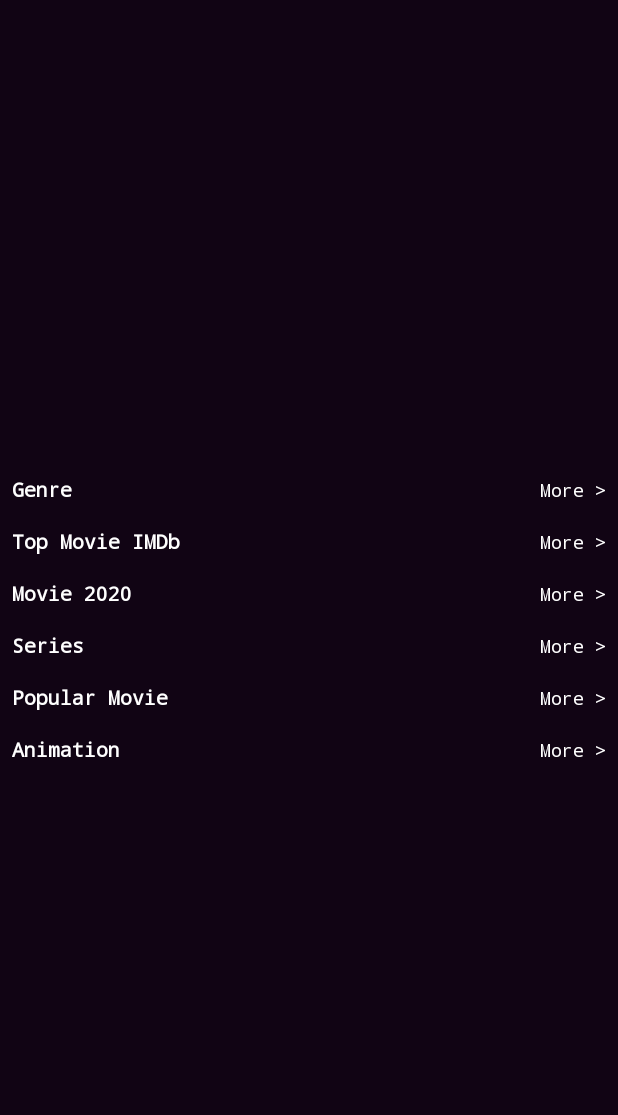
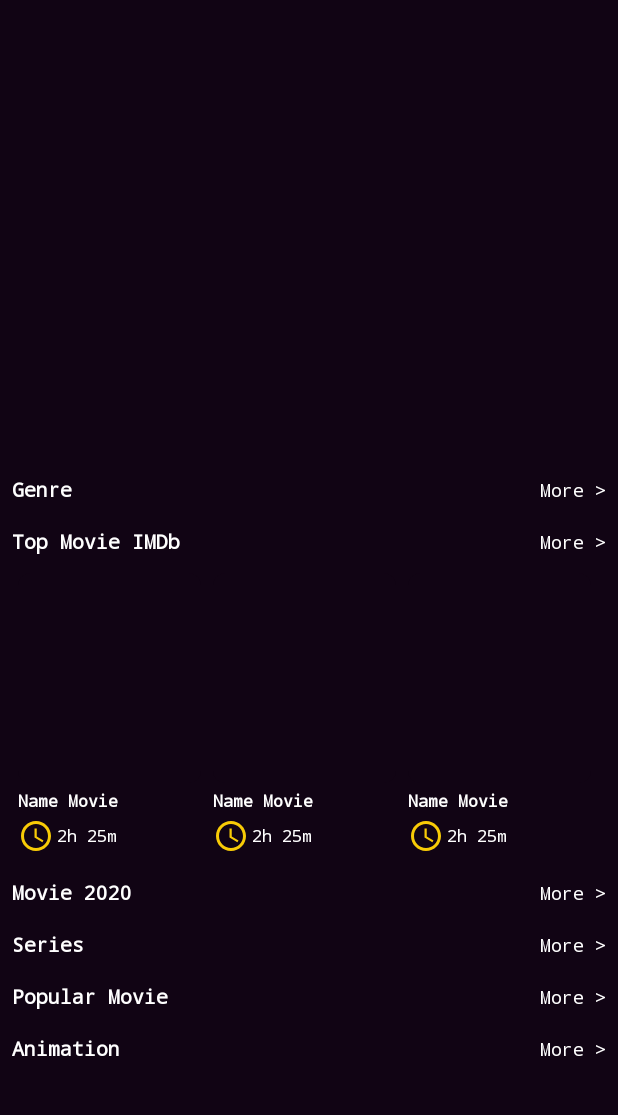
Before and after one commit to emamagic/MVI_Project, an Android app: the layout fragment_home.xml on its own in the app's theme, with its tools: preview values and no code run, on a phone screen of 412 x 824 dp, the part 56-1171 px from its top. Run offline under Robolectric (Android 15) with nearby library versions, the phone set to English and light mode, and no system bars; network calls fail.

Commit message:
movie_added

```diff
--- a/app/src/main/java/com/emamagic/moviestreaming/db/dao/MovieDao.kt
+++ b/app/src/main/java/com/emamagic/moviestreaming/db/dao/MovieDao.kt
@@ -9,7 +9,7 @@ import kotlinx.coroutines.flow.Flow
 @Dao
 abstract class MovieDao: BaseDao<MovieEntity> {
 
-    @Query("SELECT * FROM table_movie")
-    abstract fun getAllMovie(): Flow<List<MovieEntity>>
+    @Query("SELECT * FROM table_movie WHERE category_name = :category")
+    abstract fun getMovie(category: String): Flow<List<MovieEntity>>
 
 }
--- a/app/src/main/java/com/emamagic/moviestreaming/repository/home/HomeRepositoryImpl.kt
+++ b/app/src/main/java/com/emamagic/moviestreaming/repository/home/HomeRepositoryImpl.kt
@@ -34,7 +34,7 @@ class HomeRepositoryImpl @Inject constructor(
 
     override fun getMovies(category: String): Flow<ResultWrapper<List<MovieEntity>>> {
         return performOperation(
-            databaseQuery = { movieDao.getAllMovie().toResult(this) },
+            databaseQuery = { movieDao.getMovie(category).toResult(this) },
             networkCall = { homeApi.getMovies(category).toResult(this) },
             saveCallResult = { movieDao.upsert(movieDto.mapFromEntityList(it.movie_streaming)) }
         )
--- a/app/src/main/java/com/emamagic/moviestreaming/ui/home/HomeViewModel.kt
+++ b/app/src/main/java/com/emamagic/moviestreaming/ui/home/HomeViewModel.kt
@@ -4,12 +4,14 @@ import androidx.lifecycle.viewModelScope
 import com.emamagic.moviestreaming.base.BaseViewModel
 import com.emamagic.moviestreaming.repository.home.*
 import com.emamagic.moviestreaming.safe.ResultWrapper
+import com.emamagic.moviestreaming.ui.home.contract.CurrentHomeState
 import com.emamagic.moviestreaming.ui.home.contract.HomeEffect
 import com.emamagic.moviestreaming.ui.home.contract.HomeEvent
 import com.emamagic.moviestreaming.ui.home.contract.HomeState
 import com.emamagic.moviestreaming.util.exhaustive
 import dagger.hilt.android.lifecycle.HiltViewModel
 import kotlinx.coroutines.flow.collect
+import kotlinx.coroutines.flow.collectLatest
 import kotlinx.coroutines.launch
 import javax.inject.Inject
 
@@ -31,7 +33,7 @@ class HomeViewModel @Inject constructor(
         setState { copy(isLoading = true) }
         repository.getSliders().collect {
             when (it) {
-                is ResultWrapper.Success -> setState { copy(sliders = it.data) }
+                is ResultWrapper.Success -> setState { copy(sliders = it.data ,currentState = CurrentHomeState.SLIDER_RECEIVED) }
                 is ResultWrapper.Failed -> setEffect {
                     HomeEffect.ShowToast(
                         it.error.message ?: "There is a Problem getSliders"
@@ -45,7 +47,7 @@ class HomeViewModel @Inject constructor(
         repository.getMovies(category).collect {
             setState { copy(isLoading = false) }
             when (it) {
-                is ResultWrapper.Success -> setState { copy(movies = it.data) }
+                is ResultWrapper.Success -> setState { copy(movies = it.data ,currentState = CurrentHomeState.MOVIE_RECEIVED) }
                 is ResultWrapper.Failed -> setEffect { HomeEffect.ShowToast(it.error.message ?: "There is a Problem getMovies") }
             }.exhaustive
         }
--- a/app/src/main/java/com/emamagic/moviestreaming/ui/home/contract/HomeState.kt
+++ b/app/src/main/java/com/emamagic/moviestreaming/ui/home/contract/HomeState.kt
@@ -7,13 +7,15 @@ import com.emamagic.moviestreaming.db.entity.SliderEntity
 data class HomeState(
     val sliders: List<SliderEntity>,
     val movies: List<MovieEntity>,
-    val isLoading: Boolean
+    val isLoading: Boolean,
+    @CurrentHomeState val currentState: Int
 ) : BaseState {
     companion object {
         fun initial() = HomeState (
             sliders = emptyList(),
             movies = emptyList(),
-            isLoading = false
+            isLoading = false,
+            CurrentHomeState.NON_STATE
         )
     }
 }
--- a/app/src/main/java/com/emamagic/moviestreaming/util/Const.kt
+++ b/app/src/main/java/com/emamagic/moviestreaming/util/Const.kt
@@ -6,6 +6,9 @@ object Const {
     const val PAGING_START_PAGE = 1
     const val DB_NAME = "Movie_DB"
 
+    const val TOP_MOVIE_IMDB = "top_movie_imdb"
+    const val NEW_MOVIE = "movie_new"
+    const val SERIES_MOVIE = "series"
 
 
 }
--- a/app/src/main/res/layout/fragment_home.xml
+++ b/app/src/main/res/layout/fragment_home.xml
@@ -5,7 +5,6 @@
     xmlns:tools="http://schemas.android.com/tools"
     android:layout_width="match_parent"
     android:layout_height="match_parent"
-    tools:openDrawer="start"
     android:id="@+id/drawerLayout"
     android:background="@color/colorPrimary"
     tools:context=".ui.home.HomeFragment">
@@ -149,10 +148,13 @@
                     </LinearLayout>
 
                     <androidx.recyclerview.widget.RecyclerView
+                        android:id="@+id/recyclerView_top_movie_imdb"
                         android:layout_width="match_parent"
                         android:layout_height="wrap_content"
                         android:layout_margin="8dp"
-                        android:id="@+id/recyclerView_top_movie_imdb"/>
+                        android:orientation="horizontal"
+                        app:layoutManager="androidx.recyclerview.widget.LinearLayoutManager"
+                        tools:listitem="@layout/item_new_movie"/>
 
 
                     <LinearLayout
@@ -187,10 +189,12 @@
                     </LinearLayout>
 
                     <androidx.recyclerview.widget.RecyclerView
+                        android:id="@+id/recyclerView_new_movie"
                         android:layout_width="match_parent"
                         android:layout_height="wrap_content"
-                        android:layout_margin="8dp"
-                        android:id="@+id/recyclerView_new_movie"/>
+                        app:layoutManager="androidx.recyclerview.widget.LinearLayoutManager"
+                        android:orientation="horizontal"
+                        android:layout_margin="8dp"/>
 
 
                     <LinearLayout
@@ -226,10 +230,12 @@
                     </LinearLayout>
 
                     <androidx.recyclerview.widget.RecyclerView
+                        android:id="@+id/recyclerView_series"
                         android:layout_width="match_parent"
                         android:layout_height="wrap_content"
-                        android:layout_margin="8dp"
-                        android:id="@+id/recyclerView_series"/>
+                        app:layoutManager="androidx.recyclerview.widget.LinearLayoutManager"
+                        android:orientation="horizontal"
+                        android:layout_margin="8dp"/>
 
 
 
```
Also changed, not shown: app/src/main/java/com/emamagic/moviestreaming/ui/adapter/MovieAdapter.kt (added, +74 -0 lines), app/src/main/java/com/emamagic/moviestreaming/ui/home/HomeFragment.kt (+61 -5 lines), app/src/main/java/com/emamagic/moviestreaming/ui/home/contract/CurrentHomeState.java (added, +17 -0 lines).
